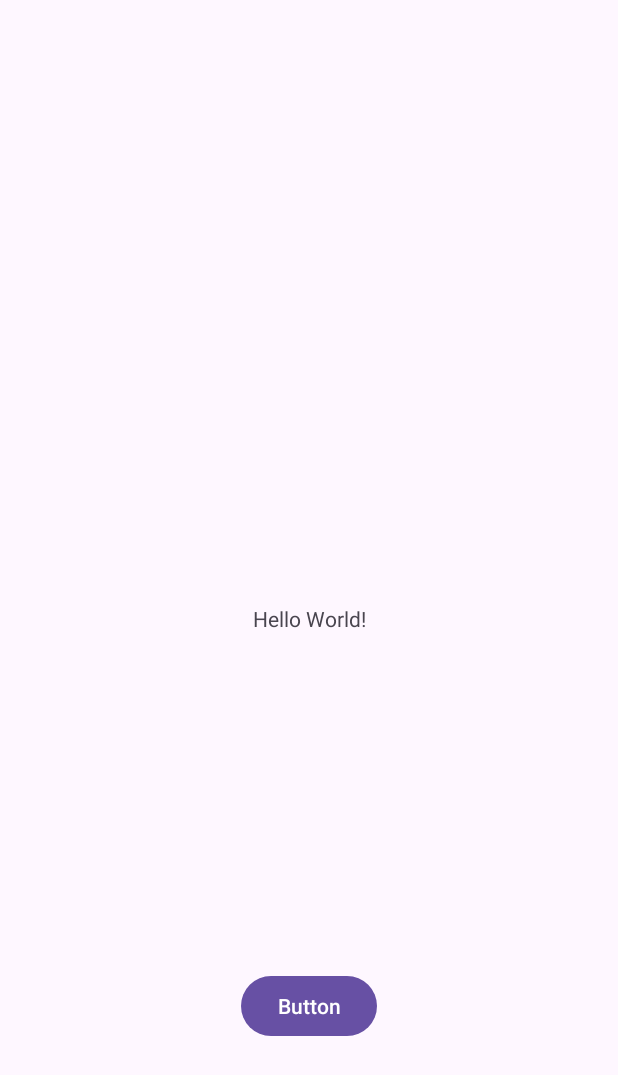
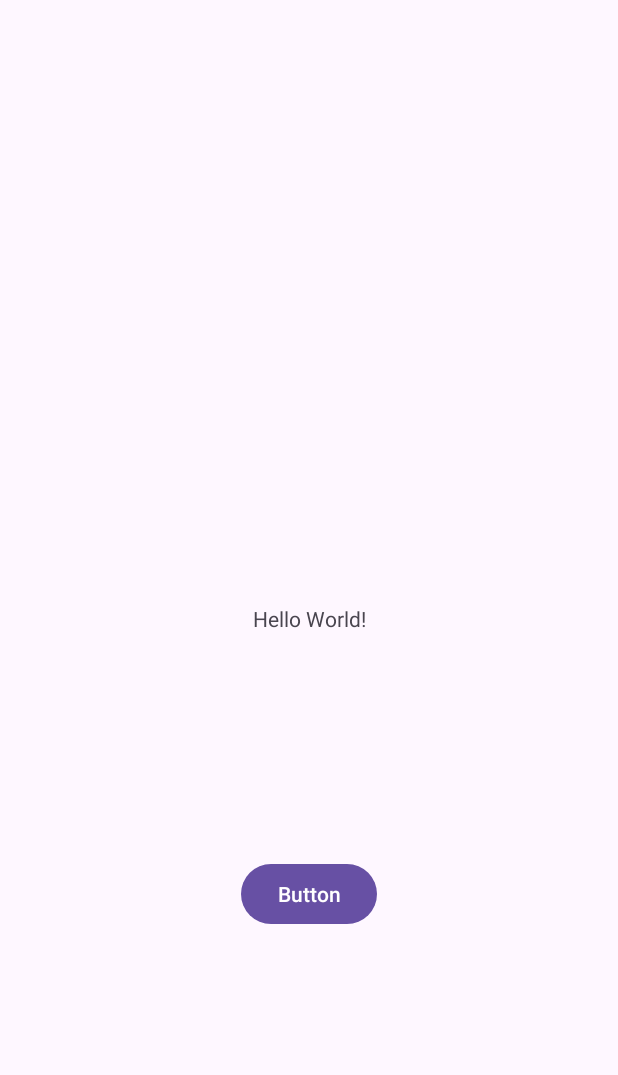
Before and after one commit to hyewonini/git, an Android app: the screen it shows after launch (MainActivity), on a phone screen of 412 x 824 dp. Shown: the top 1075 px of the screen. Run offline under Robolectric (Android 15) with nearby library versions, the phone set to English and light mode, and no system bars.

```diff
--- a/app/src/main/res/layout/activity_main.xml
+++ b/app/src/main/res/layout/activity_main.xml
@@ -25,6 +25,6 @@
         app:layout_constraintEnd_toEndOf="parent"
         app:layout_constraintStart_toStartOf="parent"
         app:layout_constraintTop_toTopOf="parent"
-        app:layout_constraintVertical_bias="0.833" />
+        app:layout_constraintVertical_bias="0.737" />
 
 </androidx.constraintlayout.widget.ConstraintLayout>
```
